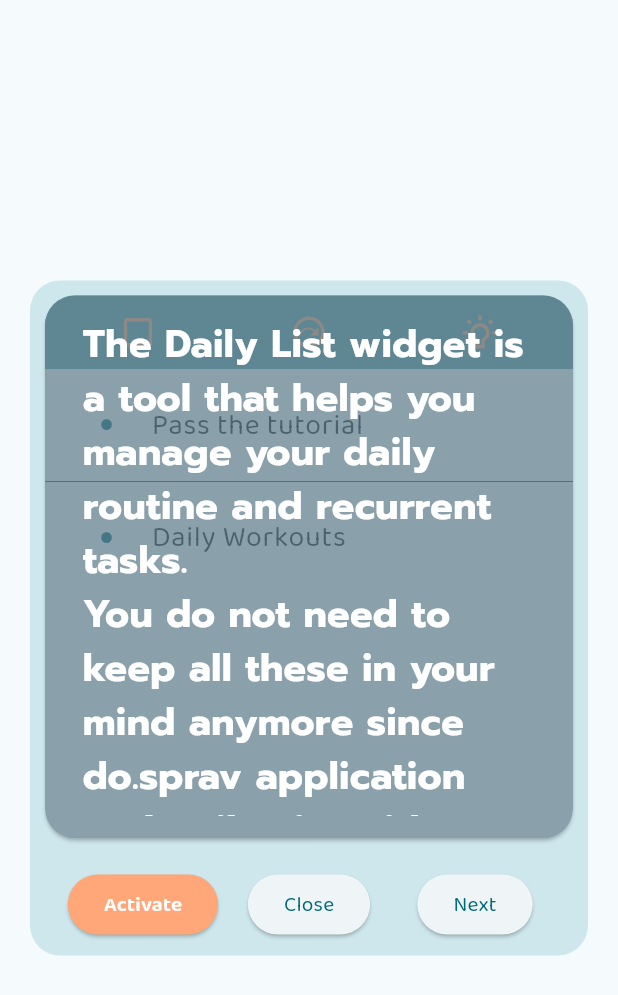
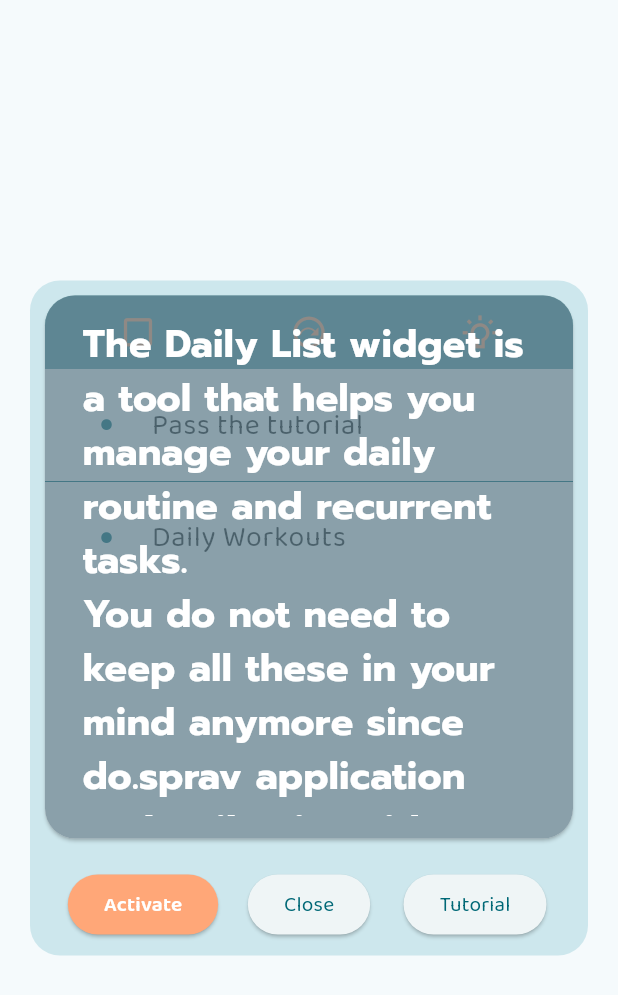
Before and after one commit to pavelpavelko/dosprav, a Flutter app: the DailyViewPreview widget shown alone on an empty page, opened directly, on a phone screen of 412 x 824 dp. Shown: the top 995 px of the screen. Run offline on Flutter 3.47's test engine with Material 2 defaults, Android fonts, the phone set to English and light mode, and no system bars; our stand-ins replace firebase_auth, firebase_core; accounts and stored records are empty; network calls fail.

Commit message:
Hotfix with a button name in tutorial

```diff
--- a/lib/widgets/daily_view_preview.dart
+++ b/lib/widgets/daily_view_preview.dart
@@ -8,8 +8,7 @@
 import 'package:dosprav/widgets/daily_view_list_item.dart';
 
 class DailyViewPreview extends StatefulWidget {
-  const DailyViewPreview({Key? key})
-      : super(key: key);
+  const DailyViewPreview({Key? key}) : super(key: key);
 
   @override
   _DailyViewPreviewState createState() => _DailyViewPreviewState();
@@ -561,7 +560,9 @@
                               curve: Curves.linear,
                             );
                           },
-                          child: Text("Next"),
+                          child: Text(
+                            tutorialCurrentPage == 0 ? "Tutorial" : "Next",
+                          ),
                         ),
                       ),
                     ),
```
